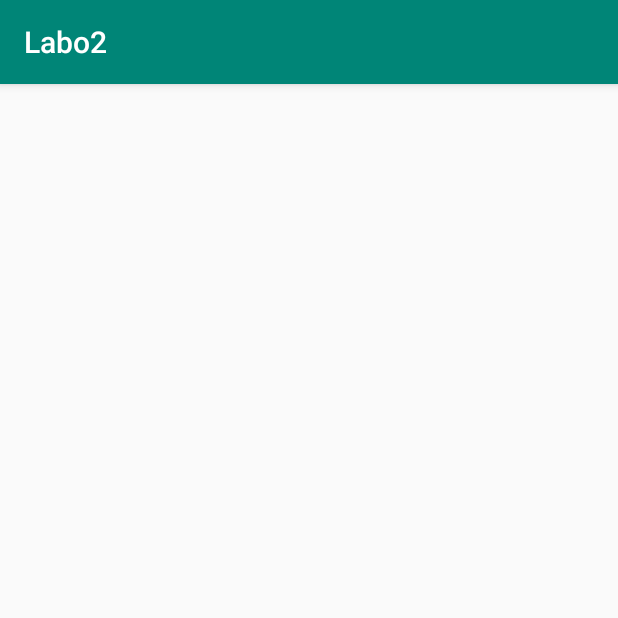
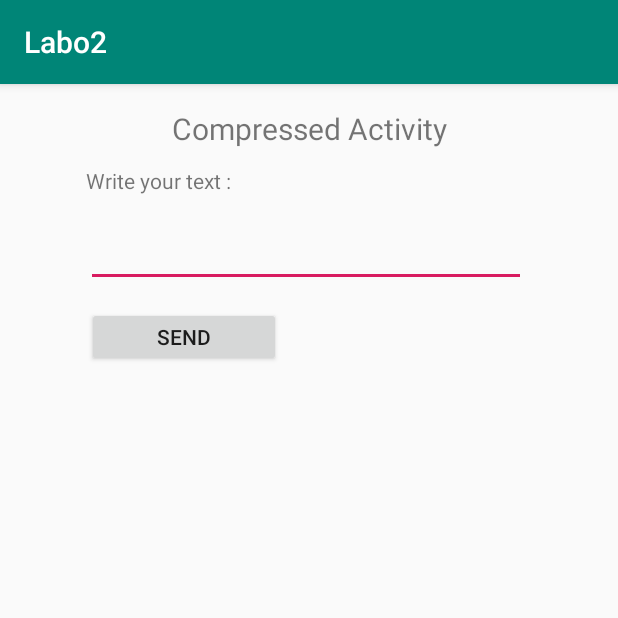
Before and after one commit to HEIG-Boom/SYM_Labo2, an Android app: the CompressedActivity screen opened directly, with no data from a screen before it, on a phone screen of 412 x 824 dp, the top half of it. Run offline under Robolectric (Android 15) with nearby library versions, the phone set to English and light mode, and no system bars.

Commit message:
Use resources file

```diff
--- a/src/app/src/main/res/layout/activity_compressed.xml
+++ b/src/app/src/main/res/layout/activity_compressed.xml
@@ -6,4 +6,62 @@
     android:layout_height="match_parent"
     tools:context=".CompressedActivity">
 
+    <TextView
+        android:id="@+id/title"
+        android:layout_width="wrap_content"
+        android:layout_height="0dp"
+        android:layout_marginTop="16dp"
+        android:text="@string/compressed_activity_title"
+        android:textSize="20sp"
+        app:layout_constraintEnd_toEndOf="parent"
+        app:layout_constraintHorizontal_bias="0.5"
+        app:layout_constraintStart_toStartOf="parent"
+        app:layout_constraintTop_toTopOf="parent" />
+
+    <TextView
+        android:id="@+id/subtitle"
+        android:layout_width="wrap_content"
+        android:layout_height="0dp"
+        android:layout_marginTop="11dp"
+        android:text="@string/write_request"
+        app:layout_constraintEnd_toEndOf="parent"
+        app:layout_constraintHorizontal_bias="0.182"
+        app:layout_constraintStart_toStartOf="parent"
+        app:layout_constraintTop_toBottomOf="@+id/title" />
+
+    <EditText
+        android:id="@+id/editText"
+        android:layout_width="293dp"
+        android:layout_height="50dp"
+        android:layout_marginStart="57dp"
+        android:layout_marginLeft="57dp"
+        android:layout_marginTop="11dp"
+        android:ems="10"
+        android:gravity="start|top"
+        android:inputType="textMultiLine"
+        app:layout_constraintStart_toStartOf="parent"
+        app:layout_constraintTop_toBottomOf="@+id/subtitle" />
+
+    <Button
+        android:id="@+id/sendButton"
+        android:layout_width="129dp"
+        android:layout_height="40dp"
+        android:layout_marginStart="58dp"
+        android:layout_marginLeft="58dp"
+        android:layout_marginTop="13dp"
+        android:text="@string/send"
+        app:layout_constraintStart_toStartOf="parent"
+        app:layout_constraintTop_toBottomOf="@+id/editText" />
+
+    <TextView
+        android:id="@+id/responseText"
+        android:layout_width="295dp"
+        android:layout_height="346dp"
+        android:layout_marginStart="60dp"
+        android:layout_marginLeft="60dp"
+        android:layout_marginTop="31dp"
+        android:scrollbars="vertical"
+        app:layout_constraintStart_toStartOf="parent"
+        app:layout_constraintTop_toBottomOf="@+id/sendButton" />
+
 </androidx.constraintlayout.widget.ConstraintLayout>
--- a/src/app/src/main/res/layout/activity_main.xml
+++ b/src/app/src/main/res/layout/activity_main.xml
@@ -13,7 +13,7 @@
         android:layout_marginStart="95dp"
         android:layout_marginLeft="95dp"
         android:layout_marginTop="139dp"
-        android:text="Transmission asynchrone"
+        android:text="@string/asynchronous_activity_title"
         app:layout_constraintStart_toStartOf="parent"
         app:layout_constraintTop_toTopOf="parent" />
 
@@ -23,7 +23,7 @@
         android:layout_height="wrap_content"
         android:layout_marginStart="95dp"
         android:layout_marginLeft="95dp"
-        android:text="Transmission différée"
+        android:text="@string/delayed_activity"
         app:layout_constraintStart_toStartOf="parent"
         app:layout_constraintTop_toBottomOf="@+id/btnAsynchronous" />
 
@@ -33,7 +33,7 @@
         android:layout_height="wrap_content"
         android:layout_marginStart="95dp"
         android:layout_marginLeft="95dp"
-        android:text="Transmission d'objet"
+        android:text="@string/object_activity"
         app:layout_constraintStart_toStartOf="parent"
         app:layout_constraintTop_toBottomOf="@+id/btnDelayed" />
 
@@ -43,7 +43,7 @@
         android:layout_height="wrap_content"
         android:layout_marginStart="95dp"
         android:layout_marginLeft="95dp"
-        android:text="Transmission compressée"
+        android:text="@string/compressed_activity_title"
         app:layout_constraintStart_toStartOf="parent"
         app:layout_constraintTop_toBottomOf="@+id/btnObject" />
 
@@ -53,7 +53,7 @@
         android:layout_height="wrap_content"
         android:layout_marginStart="95dp"
         android:layout_marginLeft="95dp"
-        android:text="GraphQL"
+        android:text="@string/graphql_activity"
         app:layout_constraintStart_toStartOf="parent"
         app:layout_constraintTop_toBottomOf="@+id/btnCompressed" />
 
--- a/src/app/src/main/res/values/strings.xml
+++ b/src/app/src/main/res/values/strings.xml
@@ -1,7 +1,12 @@
 <resources>
     <string name="app_name">Labo2</string>
     <string name="asynchronous_activity_title">Asynchronous Activity</string>
+    <string name="compressed_activity_title">Compressed Activity</string>
+    <string name="delayed_activity">Delayed Activity</string>
+    <string name="object_activity">Object Activity</string>
+    <string name="graphql_activity">GraphQL Activity</string>
     <string name="delayed_activity_title">Delayed Activity</string>
     <string name="write_request">Write your text :</string>
     <string name="send">Send</string>
+
 </resources>
```
